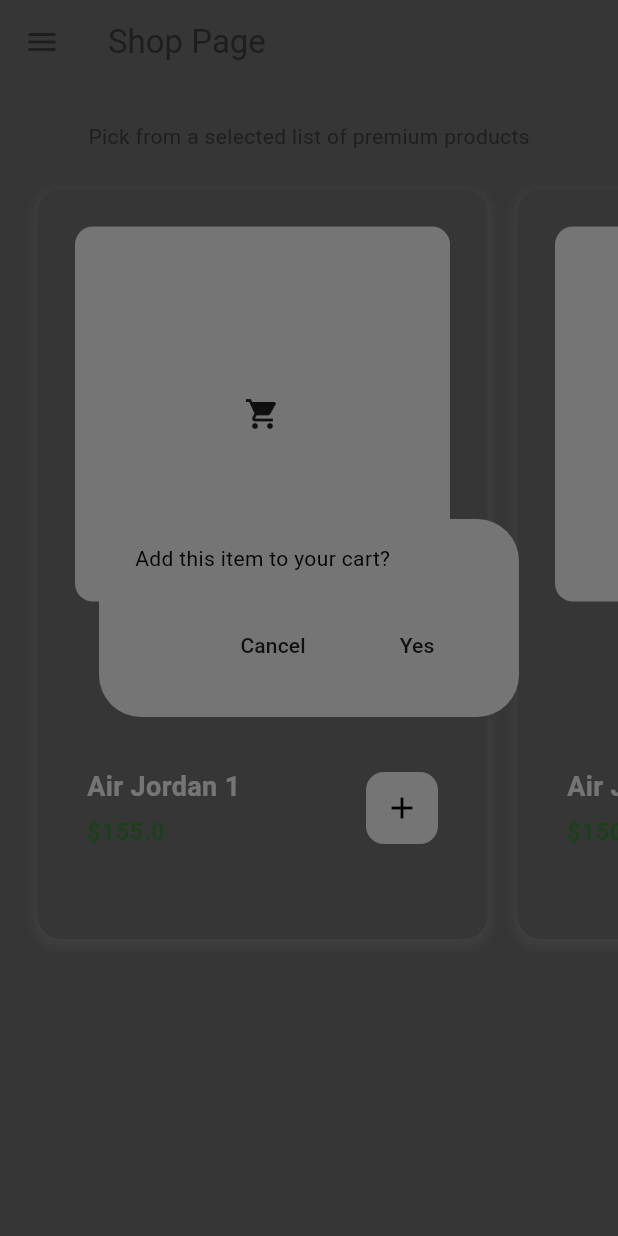
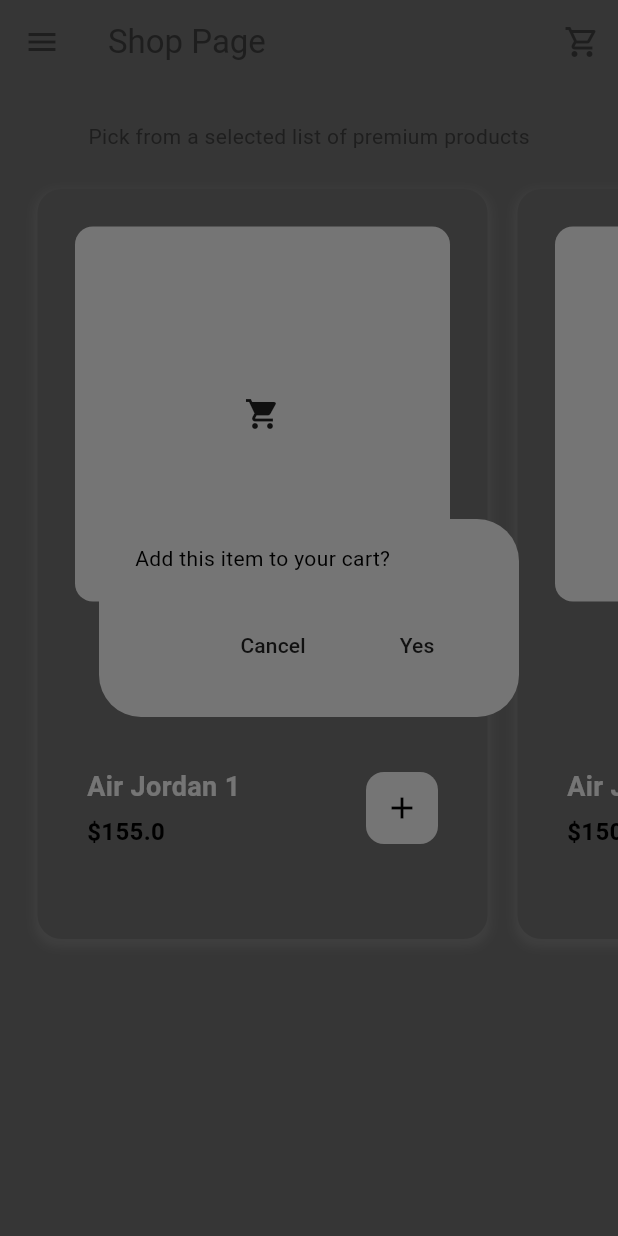
Before and after one commit to muhamad-hammad/flutter-practice, a Flutter app: the ShopPage screen opened by its route, after a tap on the "add" icon, on a phone screen of 412 x 824 dp. Run offline on Flutter 3.47's test engine with Material 3 defaults, Android fonts, the phone set to English and light mode, and no system bars.

Commit message:
added cart page to finalize the app

```diff
--- a/flutter_ecommerceapp_wcart/lib/components/my_product_tile.dart
+++ b/flutter_ecommerceapp_wcart/lib/components/my_product_tile.dart
@@ -15,12 +15,12 @@
   void addToCart(BuildContext context){
     //show a dialog box to ask user to configure to add to cart
     showDialog(context: context, builder: (context) => AlertDialog(
-      content: Text("Add this item to your cart?"),
+      content: const Text("Add this item to your cart?"),
       actions: [
         //cancel button
         MaterialButton(
           onPressed: () =>Navigator.pop(context),
-          child: Text("Cancel"),
+          child: const Text("Cancel"),
         ),
         // yes button
         MaterialButton(
@@ -31,7 +31,7 @@
             // add to cart
             context.read<Shop>().addToCart(product);
           },
-          child: Text("Yes"),
+          child: const Text("Yes"),
           ),
       ],
     ),
@@ -117,8 +117,8 @@
                     // Price
                     Text(
                       '\$${product.price}',
-                      style: TextStyle(
-                        color: Colors.green[700],
+                      style: const TextStyle(
+                        color: Colors.black,
                         fontWeight: FontWeight.bold,
                         fontSize: 16,
                       ),
--- a/flutter_ecommerceapp_wcart/lib/pages/shop_page.dart
+++ b/flutter_ecommerceapp_wcart/lib/pages/shop_page.dart
@@ -17,7 +17,13 @@
             backgroundColor: Colors.transparent,
             elevation: 0,
             foregroundColor: Theme.of(context).colorScheme.inversePrimary,
-            title: const Text("Shop Page")),
+            title: const Text("Shop Page"),
+            actions: [
+              // go to cart button
+              IconButton(onPressed: () => Navigator.pushNamed(context, '/cart_page'),
+              icon: const Icon(Icons.shopping_cart_outlined))
+            ],
+            ),
         drawer: const MyDrawer(),
         backgroundColor: Theme.of(context).colorScheme.surface,
         body: ListView(
```
Also changed, not shown: flutter_ecommerceapp_wcart/lib/models/shop.dart (+7 -7 lines), flutter_ecommerceapp_wcart/lib/pages/cart_page.dart (+83 -5 lines).
